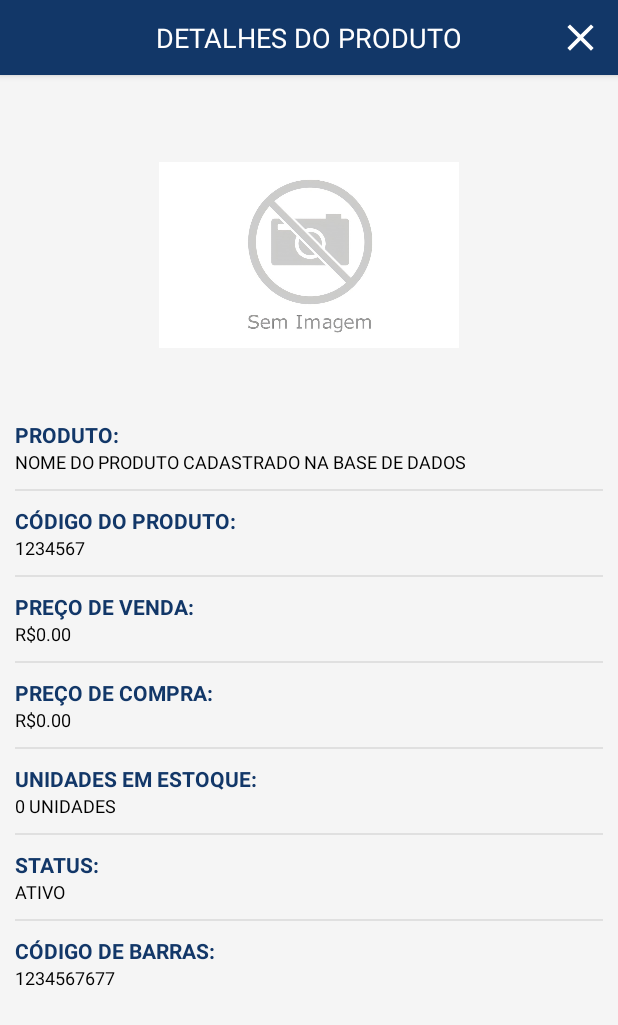
After one commit to Gabriel11022001/next-afv-android, an Android app: the layout dialog_detalhes_produto.xml on its own in the app's theme, with its tools: preview values and no code run, on a phone screen of 412 x 824 dp. The commit adds this screen. Shown: the top 1025 px of the screen. Run offline under Robolectric (Android 15) with nearby library versions, the phone set to English and light mode, and no system bars.

Commit message:
terminei de desenvolver a apresentação dos detelhes do produto

```diff
--- a/app/src/main/java/com/example/next_vendas/VendaCarrinhoFragment.kt
+++ b/app/src/main/java/com/example/next_vendas/VendaCarrinhoFragment.kt
@@ -98,12 +98,17 @@ class VendaCarrinhoFragment : Fragment(), OnClickListener {
 
     }
 
+    private fun adicionarProdutoCarrinho() {
+
+    }
+
     override fun onClick(p0: View?) {
 
         if (p0!!.id == R.id.btn_retornar) {
             this.retornar()
         } else if (p0!!.id == R.id.btn_adicionar_produto_carrinho) {
             // adicionar produto no carrinho
+            this.adicionarProdutoCarrinho()
         } else {
             // prosseguir para segunda etapa
         }
--- /dev/null
+++ b/app/src/main/res/layout/dialog_detalhes_produto.xml
@@ -0,0 +1,248 @@
+<?xml version="1.0" encoding="utf-8"?>
+<androidx.constraintlayout.widget.ConstraintLayout xmlns:android="http://schemas.android.com/apk/res/android"
+    android:layout_width="match_parent"
+    android:layout_height="match_parent"
+    xmlns:app="http://schemas.android.com/apk/res-auto"
+    android:background="@color/cinza_fundo_telas"
+    android:paddingBottom="20dp" >
+
+    <androidx.constraintlayout.widget.ConstraintLayout
+        android:id="@+id/container_topo_dialog_detalhes_produto"
+        android:layout_width="0dp"
+        android:layout_height="50dp"
+        android:background="@color/principal"
+        app:layout_constraintStart_toStartOf="parent"
+        app:layout_constraintEnd_toEndOf="parent"
+        app:layout_constraintTop_toTopOf="parent"
+        android:elevation="3dp"
+        android:padding="10dp" >
+
+        <TextView
+            android:layout_width="wrap_content"
+            android:layout_height="wrap_content"
+            android:text="Detalhes do produto"
+            android:textColor="@color/white"
+            android:textAllCaps="true"
+            android:textSize="18sp"
+            app:layout_constraintStart_toStartOf="parent"
+            app:layout_constraintEnd_toEndOf="parent"
+            app:layout_constraintTop_toTopOf="parent"
+            app:layout_constraintBottom_toBottomOf="parent" />
+
+        <ImageButton
+            android:id="@+id/btn_fechar_dialog_detalhes_produto"
+            android:layout_width="30dp"
+            android:layout_height="30dp"
+            android:src="@drawable/ic_fechar"
+            android:background="@android:color/transparent"
+            app:layout_constraintEnd_toEndOf="parent"
+            app:layout_constraintTop_toTopOf="parent"
+            app:layout_constraintBottom_toBottomOf="parent" />
+
+    </androidx.constraintlayout.widget.ConstraintLayout>
+
+    <LinearLayout
+        android:layout_width="0dp"
+        android:layout_height="wrap_content"
+        android:orientation="vertical"
+        app:layout_constraintStart_toStartOf="parent"
+        app:layout_constraintEnd_toEndOf="parent"
+        app:layout_constraintTop_toBottomOf="@id/container_topo_dialog_detalhes_produto"
+        android:padding="10dp" >
+
+        <!-- foto do produto -->
+        <ImageView
+            android:id="@+id/img_produto"
+            android:layout_width="200dp"
+            android:layout_height="180dp"
+            android:layout_gravity="center"
+            android:layout_marginTop="20dp"
+            android:elevation="3dp"
+            android:layout_marginBottom="20dp"
+            android:src="@drawable/img_sem_foto" />
+
+        <!-- nome do produto -->
+        <TextView
+            android:id="@+id/txt_lb_nome_produto"
+            android:layout_width="wrap_content"
+            android:layout_height="wrap_content"
+            android:text="Produto:"
+            android:textStyle="bold"
+            android:textAllCaps="true"
+            android:textSize="14sp"
+            android:textColor="@color/principal" />
+
+        <TextView
+            android:id="@+id/txt_nome_prod"
+            android:layout_width="wrap_content"
+            android:layout_height="wrap_content"
+            android:text="Nome do produto cadastrado na base de dados"
+            android:textAllCaps="true"
+            android:textSize="12sp"
+            android:textColor="@color/black" />
+
+        <View
+            android:layout_width="match_parent"
+            android:layout_height="1dp"
+            android:background="@color/cinza_separador_linhas"
+            android:layout_marginTop="10dp" />
+
+        <!-- código do produto -->
+        <TextView
+            android:id="@+id/txt_lb_codigo_produto"
+            android:layout_width="wrap_content"
+            android:layout_height="wrap_content"
+            android:text="Código do produto:"
+            android:textStyle="bold"
+            android:textAllCaps="true"
+            android:textSize="14sp"
+            android:textColor="@color/principal"
+            android:layout_marginTop="10dp" />
+
+        <TextView
+            android:id="@+id/txt_codigo_produto"
+            android:layout_width="wrap_content"
+            android:layout_height="wrap_content"
+            android:text="1234567"
+            android:textAllCaps="true"
+            android:textSize="12sp"
+            android:textColor="@color/black" />
+
+        <View
+            android:layout_width="match_parent"
+            android:layout_height="1dp"
+            android:background="@color/cinza_separador_linhas"
+            android:layout_marginTop="10dp" />
+
+        <!-- preço de venda do produto -->
+        <TextView
+            android:id="@+id/txt_lb_preco_produto"
+            android:layout_width="wrap_content"
+            android:layout_height="wrap_content"
+            android:text="Preço de venda:"
+            android:textStyle="bold"
+            android:textAllCaps="true"
+            android:textSize="14sp"
+            android:textColor="@color/principal"
+            android:layout_marginTop="10dp" />
+
+        <TextView
+            android:id="@+id/txt_preco_produto"
+            android:layout_width="wrap_content"
+            android:layout_height="wrap_content"
+            android:text="R$0.00"
+            android:textAllCaps="true"
+            android:textSize="12sp"
+            android:textColor="@color/black" />
+
+        <View
+            android:layout_width="match_parent"
+            android:layout_height="1dp"
+            android:background="@color/cinza_separador_linhas"
+            android:layout_marginTop="10dp" />
+
+        <!-- preço de compra do produto -->
+        <TextView
+            android:id="@+id/txt_lb_preco_compra_produto"
+            android:layout_width="wrap_content"
+            android:layout_height="wrap_content"
+            android:text="Preço de compra:"
+            android:textStyle="bold"
+            android:textAllCaps="true"
+            android:textSize="14sp"
+            android:textColor="@color/principal"
+            android:layout_marginTop="10dp" />
+
+        <TextView
+            android:id="@+id/txt_preco_compra_produto"
+            android:layout_width="wrap_content"
+            android:layout_height="wrap_content"
+            android:text="R$0.00"
+            android:textAllCaps="true"
+            android:textSize="12sp"
+            android:textColor="@color/black" />
+
+        <View
+            android:layout_width="match_parent"
+            android:layout_height="1dp"
+            android:background="@color/cinza_separador_linhas"
+            android:layout_marginTop="10dp" />
+
+        <!-- unidades em estoque do produto -->
+        <TextView
+            android:id="@+id/txt_lb_unidades_estoque_produto"
+            android:layout_width="wrap_content"
+            android:layout_height="wrap_content"
+            android:text="Unidades em estoque:"
+            android:textStyle="bold"
+            android:textAllCaps="true"
+            android:textSize="14sp"
+            android:textColor="@color/principal"
+            android:layout_marginTop="10dp" />
+
+        <TextView
+            android:id="@+id/txt_unidades_estoque_produto"
+            android:layout_width="wrap_content"
+            android:layout_height="wrap_content"
+            android:text="0 unidades"
+            android:textAllCaps="true"
+            android:textSize="12sp"
+            android:textColor="@color/black" />
+
+        <View
+            android:layout_width="match_parent"
+            android:layout_height="1dp"
+            android:background="@color/cinza_separador_linhas"
+            android:layout_marginTop="10dp" />
+
+        <!-- status do produto -->
+        <TextView
+            android:id="@+id/txt_lb_status_produto"
+            android:layout_width="wrap_content"
+            android:layout_height="wrap_content"
+            android:text="Status:"
+            android:textStyle="bold"
+            android:textAllCaps="true"
+            android:textSize="14sp"
+            android:textColor="@color/principal"
+            android:layout_marginTop="10dp" />
+
+        <TextView
+            android:id="@+id/txt_status_produto"
+            android:layout_width="wrap_content"
+            android:layout_height="wrap_content"
+            android:text="Ativo"
+            android:textAllCaps="true"
+            android:textSize="12sp"
+            android:textColor="@color/black" />
+
+        <View
+            android:layout_width="match_parent"
+            android:layout_height="1dp"
+            android:background="@color/cinza_separador_linhas"
+            android:layout_marginTop="10dp" />
+
+        <!-- código de barras do produto -->
+        <TextView
+            android:id="@+id/txt_lb_codigo_barras_produto"
+            android:layout_width="wrap_content"
+            android:layout_height="wrap_content"
+            android:text="Código de barras:"
+            android:textStyle="bold"
+            android:textAllCaps="true"
+            android:textSize="14sp"
+            android:textColor="@color/principal"
+            android:layout_marginTop="10dp" />
+
+        <TextView
+            android:id="@+id/txt_codigo_barras_produto"
+            android:layout_width="wrap_content"
+            android:layout_height="wrap_content"
+            android:text="1234567677"
+            android:textAllCaps="true"
+            android:textSize="12sp"
+            android:textColor="@color/black" />
+
+    </LinearLayout>
+
+</androidx.constraintlayout.widget.ConstraintLayout>
```
Also changed, not shown: app/src/main/java/com/example/next_vendas/AdicionarProdutoCarrinhoFragment.kt (added, +22 -0 lines), app/src/main/java/com/example/next_vendas/ProdutosActivity.kt (+26 -1 lines), app/src/main/java/com/example/next_vendas/VendaActivity.kt (+11 -0 lines), app/src/main/java/com/example/next_vendas/dao/GerenciadorBancoDados.kt (+18 -0 lines), app/src/main/java/com/example/next_vendas/dao/ProdutoDAO.kt (+22 -1 lines), app/src/main/java/com/example/next_vendas/dao/VendaDAO.kt (added, +26 -0 lines), app/src/main/java/com/example/next_vendas/dialog/DialogDetalhesProduto.kt (added, +83 -0 lines), app/src/main/res/layout/fragment_adicionar_produto_carrinho.xml (added, +8 -0 lines).
